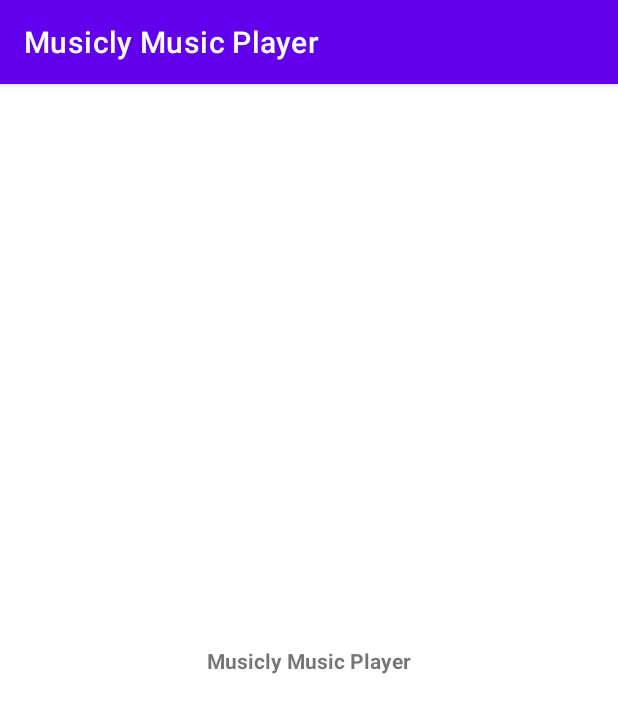
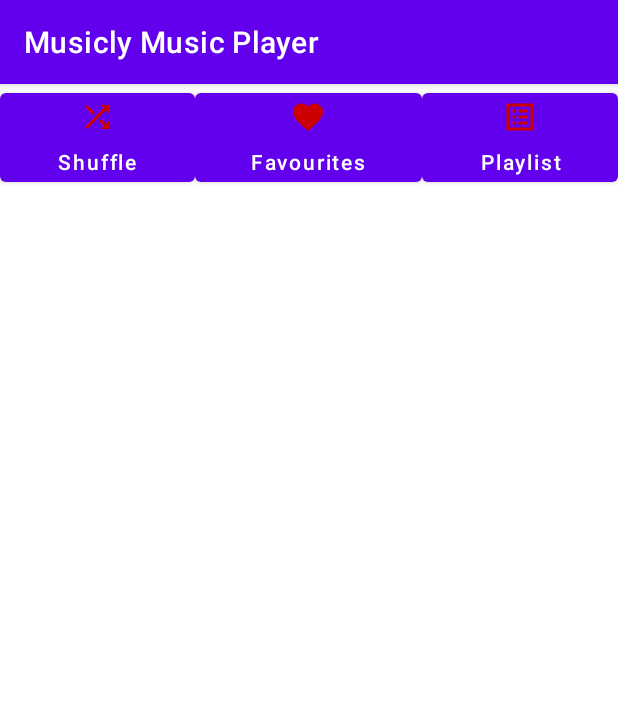
Before and after one commit to darkghost33/Musicly-Music-Player, an Android app: the screen it shows after launch (MainActivity), on a phone screen of 412 x 824 dp. Shown: the top 713 px of the screen. Run offline under Robolectric (Android 15) with nearby library versions, the phone set to English and light mode, and no system bars.

Commit message:
Added Buttons and A new activity_player.xml

```diff
--- a/app/src/main/AndroidManifest.xml
+++ b/app/src/main/AndroidManifest.xml
@@ -10,6 +10,9 @@
         android:supportsRtl="true"
         android:theme="@style/splash_screen">
         <activity
+            android:name=".PlayerActivity"
+            android:exported="false" />
+        <activity
             android:name=".MainActivity"
             android:exported="true">
             <intent-filter>
--- /dev/null
+++ b/app/src/main/java/com/musiclymusicplayer/musiclymusicplayer/PlayerActivity.kt
@@ -0,0 +1,11 @@
+package com.musiclymusicplayer.musiclymusicplayer
+
+import android.os.Bundle
+import androidx.appcompat.app.AppCompatActivity
+
+class PlayerActivity : AppCompatActivity() {
+    override fun onCreate(savedInstanceState: Bundle?) {
+        super.onCreate(savedInstanceState)
+        setContentView(R.layout.activity_player)
+    }
+}
--- /dev/null
+++ b/app/src/main/res/drawable/favorite_icon.xml
@@ -0,0 +1,9 @@
+<vector xmlns:android="http://schemas.android.com/apk/res/android"
+    android:width="24dp"
+    android:height="24dp"
+    android:viewportWidth="24"
+    android:viewportHeight="24">
+  <path
+      android:fillColor="@android:color/holo_red_dark"
+      android:pathData="M12,21.35l-1.45,-1.32C5.4,15.36 2,12.28 2,8.5 2,5.42 4.42,3 7.5,3c1.74,0 3.41,0.81 4.5,2.09C13.09,3.81 14.76,3 16.5,3 19.58,3 22,5.42 22,8.5c0,3.78 -3.4,6.86 -8.55,11.54L12,21.35z"/>
+</vector>
--- /dev/null
+++ b/app/src/main/res/drawable/playlist_icon.xml
@@ -0,0 +1,10 @@
+<vector xmlns:android="http://schemas.android.com/apk/res/android"
+    android:width="24dp"
+    android:height="24dp"
+    android:viewportWidth="24"
+    android:viewportHeight="24"
+    >
+  <path
+      android:fillColor="@android:color/holo_red_dark"
+      android:pathData="M19,5v14L5,19L5,5h14m1.1,-2L3.9,3c-0.5,0 -0.9,0.4 -0.9,0.9v16.2c0,0.4 0.4,0.9 0.9,0.9h16.2c0.4,0 0.9,-0.5 0.9,-0.9L21,3.9c0,-0.5 -0.5,-0.9 -0.9,-0.9zM11,7h6v2h-6L11,7zM11,11h6v2h-6v-2zM11,15h6v2h-6zM7,7h2v2L7,9zM7,11h2v2L7,13zM7,15h2v2L7,17z"/>
+</vector>
--- /dev/null
+++ b/app/src/main/res/drawable/shuffle_icon.xml
@@ -0,0 +1,10 @@
+<vector xmlns:android="http://schemas.android.com/apk/res/android"
+    android:width="24dp"
+    android:height="24dp"
+    android:viewportWidth="24"
+    android:viewportHeight="24"
+    >
+  <path
+      android:fillColor="@android:color/holo_red_dark"
+      android:pathData="M10.59,9.17L5.41,4 4,5.41l5.17,5.17 1.42,-1.41zM14.5,4l2.04,2.04L4,18.59 5.41,20 17.96,7.46 20,9.5L20,4h-5.5zM14.83,13.41l-1.41,1.41 3.13,3.13L14.5,20L20,20v-5.5l-2.04,2.04 -3.13,-3.13z"/>
+</vector>
--- a/app/src/main/res/layout/activity_main.xml
+++ b/app/src/main/res/layout/activity_main.xml
@@ -6,15 +6,63 @@
     android:layout_height="match_parent"
     tools:context=".MainActivity">
 
-    <TextView
-        android:layout_width="wrap_content"
-        android:layout_height="wrap_content"
-        android:text="@string/app_name"
-        app:layout_constraintBottom_toBottomOf="parent"
-        app:layout_constraintLeft_toLeftOf="parent"
-        app:layout_constraintRight_toRightOf="parent"
-        app:layout_constraintTop_toTopOf="parent"
-        android:textStyle="bold"/>
+    <LinearLayout
+        android:layout_width="match_parent"
+        android:layout_height="match_parent"
+        android:orientation="vertical">
+
+        <!--For buttons-->
+        <LinearLayout
+            android:layout_width="match_parent"
+            android:layout_height="wrap_content">
+
+            <Button
+                style="@style/TextAppearance.AppCompat.Widget.Button.Borderless.Colored"
+                android:layout_width="wrap_content"
+                android:layout_height="match_parent"
+                android:layout_weight="1"
+                android:contentDescription="@string/shuffle_button"
+                android:drawableTop="@drawable/shuffle_icon"
+                android:text="@string/shuffle_button"
+                android:textColor="@color/white"
+                android:textAllCaps="false"/>
+
+            <Button
+                android:layout_width="wrap_content"
+                android:layout_height="match_parent"
+                android:layout_weight="1"
+                android:contentDescription="@string/favourites_button"
+                style="@style/TextAppearance.AppCompat.Widget.Button.Borderless.Colored"
+                android:drawableTop="@drawable/favorite_icon"
+                android:text="@string/favourites_button"
+                android:textColor="@color/white"
+                android:textAllCaps="false"/>
+
+            <Button
+                android:layout_width="wrap_content"
+                android:layout_height="match_parent"
+                android:layout_weight="1"
+                android:contentDescription="@string/playlist_button"
+                style="@style/TextAppearance.AppCompat.Widget.Button.Borderless.Colored"
+                android:drawableTop="@drawable/playlist_icon"
+                android:text="@string/playlist_button"
+                android:textColor="@color/white"
+                android:textAllCaps="false"/>
+
+        </LinearLayout>
+
+        <TextView
+            android:layout_width="match_parent"
+            android:layout_height="wrap_content"
+            android:text="@string/total_songs"
+            android:textColor="@color/white"
+            android:layout_margin="10dp"/>
+
+        <androidx.recyclerview.widget.RecyclerView
+            android:layout_width="match_parent"
+            android:layout_height="match_parent"/>
+
+    </LinearLayout>
 
 
 </androidx.constraintlayout.widget.ConstraintLayout>
--- /dev/null
+++ b/app/src/main/res/layout/activity_player.xml
@@ -0,0 +1,9 @@
+<?xml version="1.0" encoding="utf-8"?>
+<androidx.constraintlayout.widget.ConstraintLayout xmlns:android="http://schemas.android.com/apk/res/android"
+    xmlns:app="http://schemas.android.com/apk/res-auto"
+    xmlns:tools="http://schemas.android.com/tools"
+    android:layout_width="match_parent"
+    android:layout_height="match_parent"
+    tools:context=".PlayerActivity">
+
+</androidx.constraintlayout.widget.ConstraintLayout>
--- a/app/src/main/res/values/colors.xml
+++ b/app/src/main/res/values/colors.xml
@@ -7,4 +7,10 @@
     <color name="teal_700">#FF018786</color>
     <color name="black">#FF000000</color>
     <color name="white">#FFFFFFFF</color>
+
+    <color name="cool_blue">#0091EA</color>
+    <color name="cool_green">#64DD17</color>
+    <color name="cool_pink">#F50057</color>
+    <color name="yellow">#FFD600</color>
+
 </resources>
--- a/app/src/main/res/values/strings.xml
+++ b/app/src/main/res/values/strings.xml
@@ -1,3 +1,7 @@
 <resources>
     <string name="app_name">Musicly Music Player</string>
+    <string name="shuffle_button">Shuffle</string>
+    <string name="favourites_button">Favourites</string>
+    <string name="playlist_button">Playlist</string>
+    <string name="total_songs">Total Songs</string>
 </resources>
```
